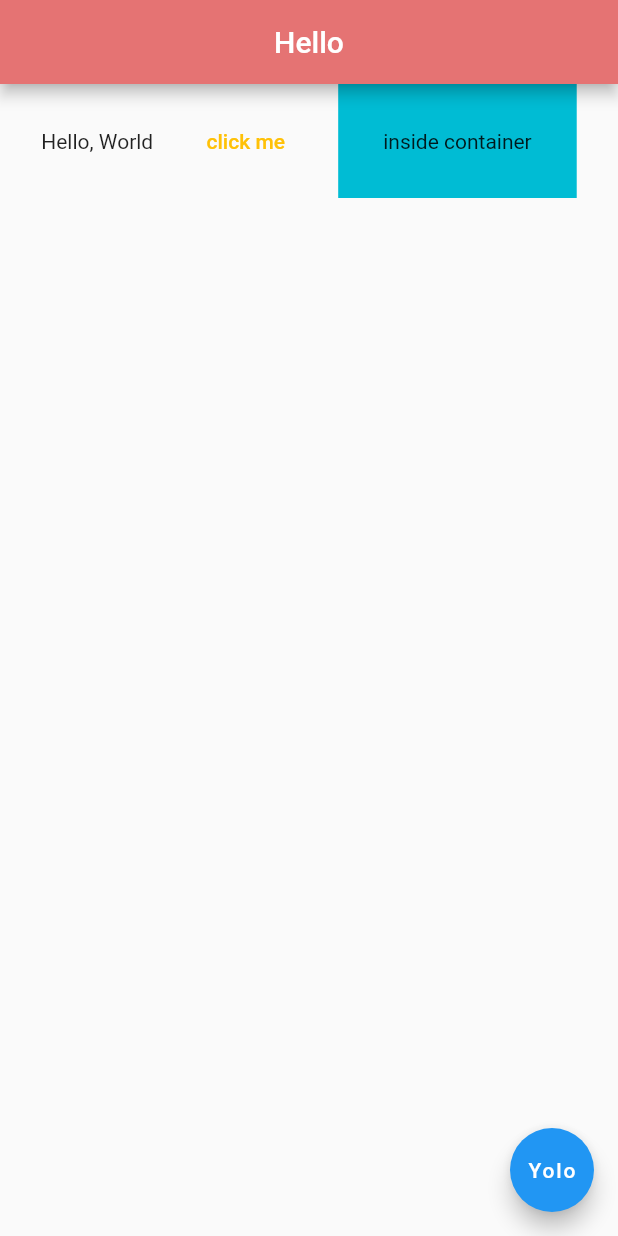
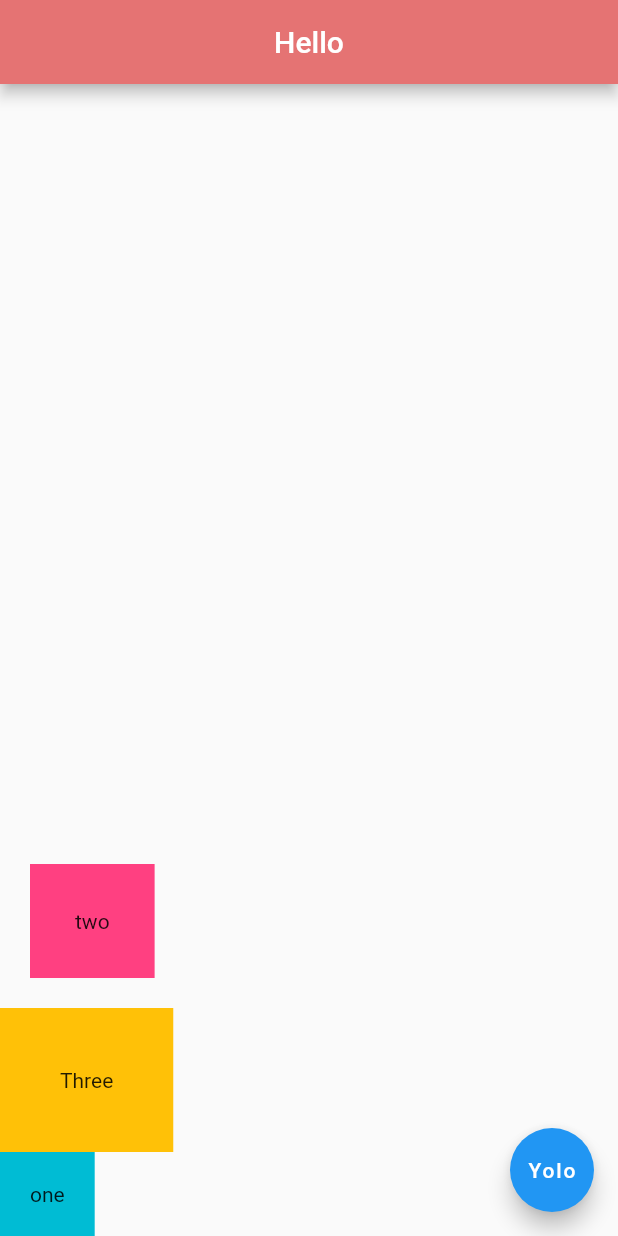
Before and after one commit to pewebdevelopment/Zen-Flutter-PlayGround, a Flutter app: the screen it shows after launch, on a phone screen of 412 x 824 dp. Run offline on Flutter 3.47's test engine with Material 2 defaults, Android fonts, the phone set to English and light mode, and no system bars; missing offline and left inert: dart:html.

Commit message:
Container Added

```diff
--- a/lib/main.dart
+++ b/lib/main.dart
@@ -14,23 +14,26 @@
           centerTitle: true,
           backgroundColor: Colors.red[300],
         ),
-        body: Row(
-          mainAxisAlignment: MainAxisAlignment.spaceEvenly,
-          crossAxisAlignment: CrossAxisAlignment.center,
+        body: Column(
+          mainAxisAlignment: MainAxisAlignment.end,
+          crossAxisAlignment: CrossAxisAlignment.start,
           children: <Widget>[
-            Text('Hello, World'),
-            TextButton(
-              style: ButtonStyle(
-                foregroundColor: MaterialStateProperty.all<Color>(Colors.amber),
-              ),
-              onPressed: () {},
-              child: Text('click me'),
+            Container(
+              padding: EdgeInsets.all(30.0),
+              margin: EdgeInsets.all(20.0),
+              color: Colors.pinkAccent,
+              child: Text('two'),
             ),
             Container(
+              padding: EdgeInsets.all(40.0),
+              color: Colors.amber,
+              child: Text('Three'),
+            ),
+            Container(
+              padding: EdgeInsets.all(20.0),
               color: Colors.cyan,
-              padding: EdgeInsets.all(30.0),
-              child: Text('inside container'),
-            )
+              child: Text('one'),
+            ),
           ],
         ),
         floatingActionButton: FloatingActionButton(
```
